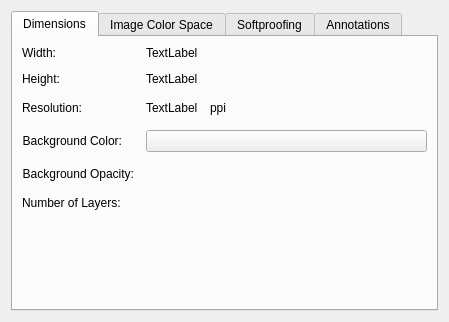
Qt form libs/ui/forms/wdgimageproperties.ui (KDE/krita) before a commit.
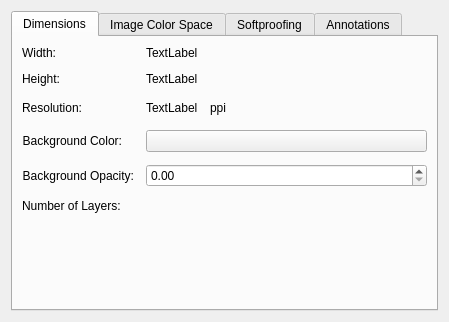
The same form after that commit. Custom widgets are drawn as their Qt base class.

Commit message:
ui: Fix Designer not rendering KisDoubleSliderSpinBox as QDoubleSpinBox
Part-of: <https://invent.kde.org/graphics/krita/-/merge_requests/1742>

Patch:
```diff
--- a/libs/ui/forms/wdgimageproperties.ui
+++ b/libs/ui/forms/wdgimageproperties.ui
@@ -433,7 +433,7 @@
  <customwidgets>
   <customwidget>
    <class>KisDoubleSliderSpinBox</class>
-   <extends>QWidget</extends>
+   <extends>QDoubleSpinBox</extends>
    <header location="global">kis_slider_spin_box.h</header>
    <container>1</container>
   </customwidget>
```
The commit also changes 54 other files.
